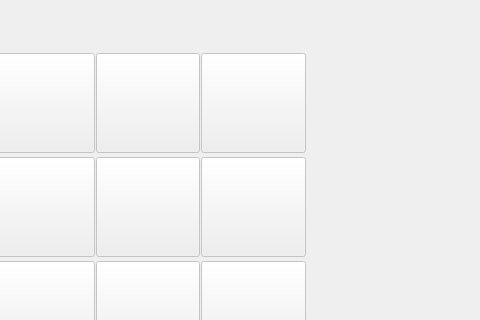
This is Tic_Tac_Toe/replaygamewindow.ui in DoDoz015/Tic-Tac-Toe as Qt 5 draws it before an edit; both pictures show x 310 to 790 and y 0 to 320 of the 984 by 531 pixel window. The edited form follows.
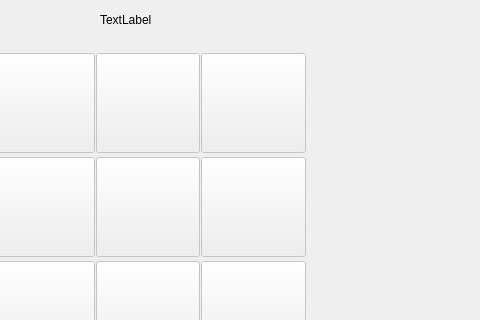
This is the edited form. Icons and pictures are not drawn.

```diff
--- a/Tic_Tac_Toe/replaygamewindow.ui
+++ b/Tic_Tac_Toe/replaygamewindow.ui
@@ -308,7 +308,7 @@
     </item>
    </layout>
   </widget>
-  <widget class="QWidget" name="">
+  <widget class="QWidget" name="layoutWidget">
    <property name="geometry">
     <rect>
      <x>30</x>
@@ -334,6 +334,19 @@
     </item>
    </layout>
   </widget>
+  <widget class="QLabel" name="labelWinner">
+   <property name="geometry">
+    <rect>
+     <x>410</x>
+     <y>10</y>
+     <width>281</width>
+     <height>20</height>
+    </rect>
+   </property>
+   <property name="text">
+    <string>TextLabel</string>
+   </property>
+  </widget>
  </widget>
  <resources>
   <include location="Resource.qrc"/>
```
